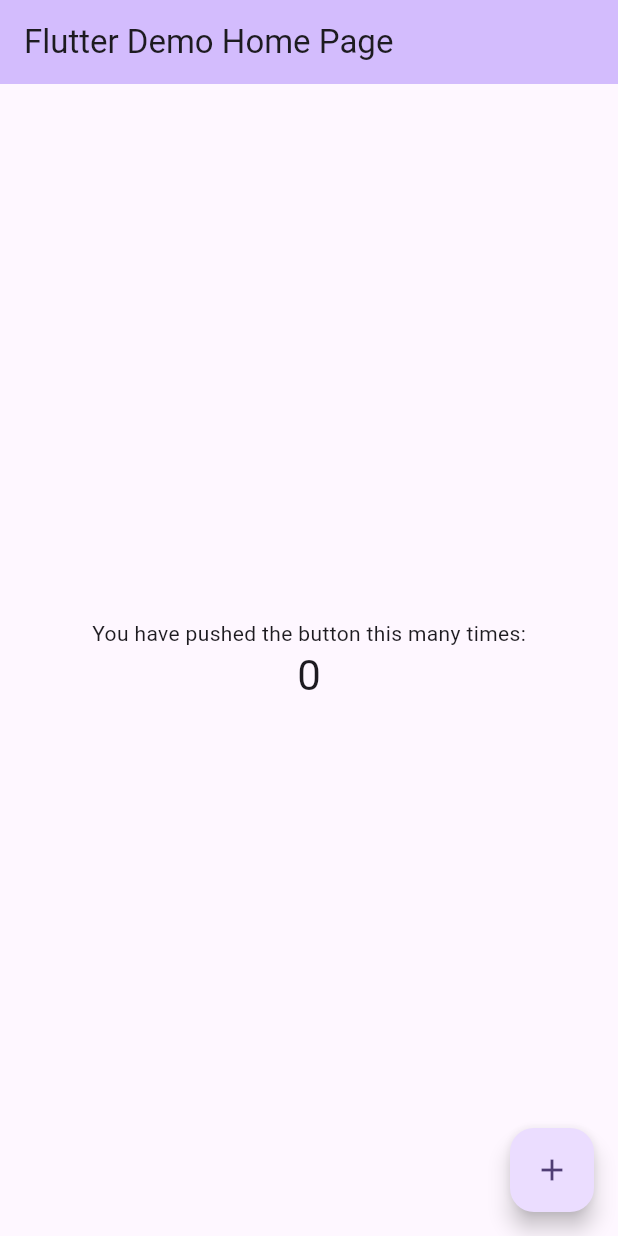
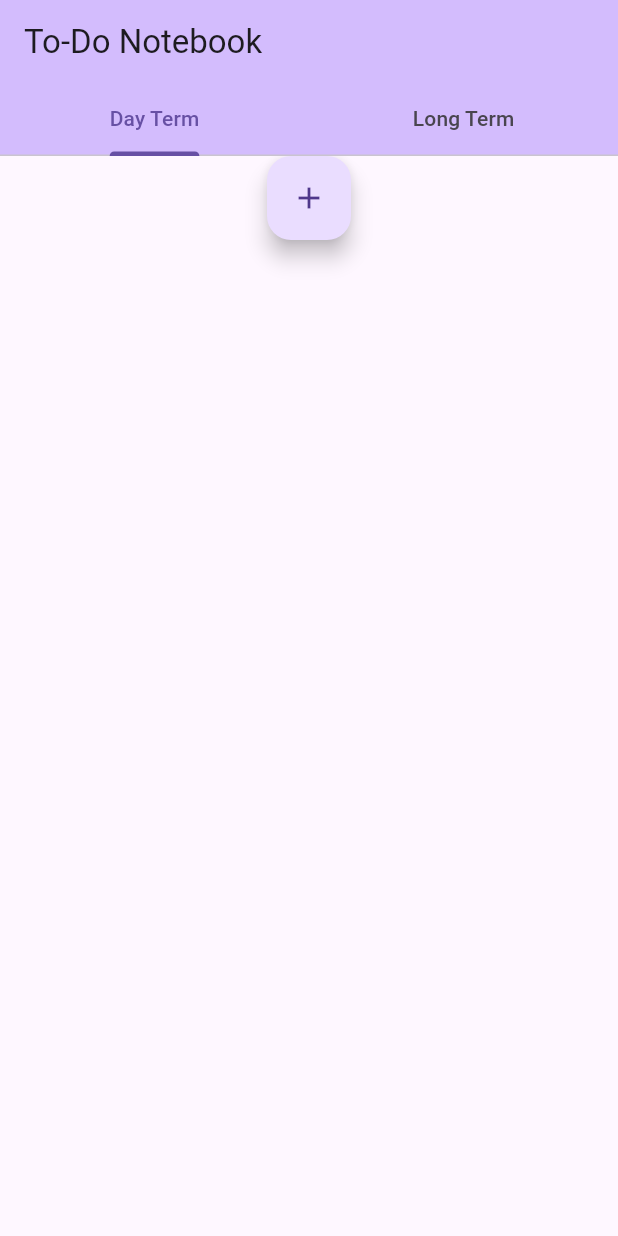
Before and after one commit to jonathanOG2678/to-do-notebook, a Flutter app: the screen it shows after launch, on a phone screen of 412 x 824 dp. Run offline on Flutter 3.47's test engine with Material 3 defaults, Android fonts, the phone set to English and light mode, and no system bars.

Commit message:
added tabs and skeleton for each tab

```diff
--- a/todo_notebook/lib/main.dart
+++ b/todo_notebook/lib/main.dart
@@ -11,42 +11,17 @@ class MyApp extends StatelessWidget {
   @override
   Widget build(BuildContext context) {
     return MaterialApp(
-      title: 'Flutter Demo',
+      title: 'To-Do Notebook',
       theme: ThemeData(
-        // This is the theme of your application.
-        //
-        // TRY THIS: Try running your application with "flutter run". You'll see
-        // the application has a purple toolbar. Then, without quitting the app,
-        // try changing the seedColor in the colorScheme below to Colors.green
-        // and then invoke "hot reload" (save your changes or press the "hot
-        // reload" button in a Flutter-supported IDE, or press "r" if you used
-        // the command line to start the app).
-        //
-        // Notice that the counter didn't reset back to zero; the application
-        // state is not lost during the reload. To reset the state, use hot
-        // restart instead.
-        //
-        // This works for code too, not just values: Most code changes can be
-        // tested with just a hot reload.
         colorScheme: .fromSeed(seedColor: Colors.deepPurple),
       ),
-      home: const MyHomePage(title: 'Flutter Demo Home Page'),
+      home: const MyHomePage(title: 'To-Do Notebook'),
     );
   }
 }
 
 class MyHomePage extends StatefulWidget {
   const MyHomePage({super.key, required this.title});
-
-  // This widget is the home page of your application. It is stateful, meaning
-  // that it has a State object (defined below) that contains fields that affect
-  // how it looks.
-
-  // This class is the configuration for the state. It holds the values (in this
-  // case the title) provided by the parent (in this case the App widget) and
-  // used by the build method of the State. Fields in a Widget subclass are
-  // always marked "final".
-
   final String title;
 
   @override
@@ -54,68 +29,53 @@ class MyHomePage extends StatefulWidget {
 }
 
 class _MyHomePageState extends State<MyHomePage> {
-  int _counter = 0;
+  final List<String> dayTermTasks = [];
+  final List<String> longTermTasks = [];
 
-  void _incrementCounter() {
-    setState(() {
-      // This call to setState tells the Flutter framework that something has
-      // changed in this State, which causes it to rerun the build method below
-      // so that the display can reflect the updated values. If we changed
-      // _counter without calling setState(), then the build method would not be
-      // called again, and so nothing would appear to happen.
-      _counter++;
-    });
+
+  void addTask() {
+
   }
 
   @override
   Widget build(BuildContext context) {
-    // This method is rerun every time setState is called, for instance as done
-    // by the _incrementCounter method above.
-    //
-    // The Flutter framework has been optimized to make rerunning build methods
-    // fast, so that you can just rebuild anything that needs updating rather
-    // than having to individually change instances of widgets.
-    return Scaffold(
-      appBar: AppBar(
-        // TRY THIS: Try changing the color here to a specific color (to
-        // Colors.amber, perhaps?) and trigger a hot reload to see the AppBar
-        // change color while the other colors stay the same.
-        backgroundColor: Theme.of(context).colorScheme.inversePrimary,
-        // Here we take the value from the MyHomePage object that was created by
-        // the App.build method, and use it to set our appbar title.
-        title: Text(widget.title),
-      ),
-      body: Center(
-        // Center is a layout widget. It takes a single child and positions it
-        // in the middle of the parent.
-        child: Column(
-          // Column is also a layout widget. It takes a list of children and
-          // arranges them vertically. By default, it sizes itself to fit its
-          // children horizontally, and tries to be as tall as its parent.
-          //
-          // Column has various properties to control how it sizes itself and
-          // how it positions its children. Here we use mainAxisAlignment to
-          // center the children vertically; the main axis here is the vertical
-          // axis because Columns are vertical (the cross axis would be
-          // horizontal).
-          //
-          // TRY THIS: Invoke "debug painting" (choose the "Toggle Debug Paint"
-          // action in the IDE, or press "p" in the console), to see the
-          // wireframe for each widget.
-          mainAxisAlignment: .center,
-          children: [
-            const Text('You have pushed the button this many times:'),
-            Text(
-              '$_counter',
-              style: Theme.of(context).textTheme.headlineMedium,
+    return MaterialApp(
+      home: DefaultTabController(
+        length: 2,
+        child: Scaffold(
+          appBar: AppBar(
+          backgroundColor: Theme.of(context).colorScheme.inversePrimary,
+          title: Text(widget.title),
+            bottom: const TabBar(
+              tabs: [
+                Tab(text: 'Day Term'),
+                Tab(text: 'Long Term'),
+              ],
             ),
-          ],
+          ),
+          body: TabBarView(
+            children: [
+              Column( //Widgets for Today Page
+                children: [
+                  FloatingActionButton(
+                    onPressed: () {},
+                    tooltip: 'Add a task for today',
+                    child: Icon(Icons.add),
+                  )
+                ],
+              ),
+              Column( //Widgets for Long Term Page
+                children: [
+                  FloatingActionButton(
+                    onPressed: () {},
+                    tooltip: 'Add a task for today',
+                    child: Icon(Icons.add),
+                  )
+                ],
+              )
+            ]
+          ),
         ),
-      ),
-      floatingActionButton: FloatingActionButton(
-        onPressed: _incrementCounter,
-        tooltip: 'Increment',
-        child: const Icon(Icons.add),
       ),
     );
   }
```
Also changed, not shown: todo_notebook/pubspec.lock, 1 other file.
